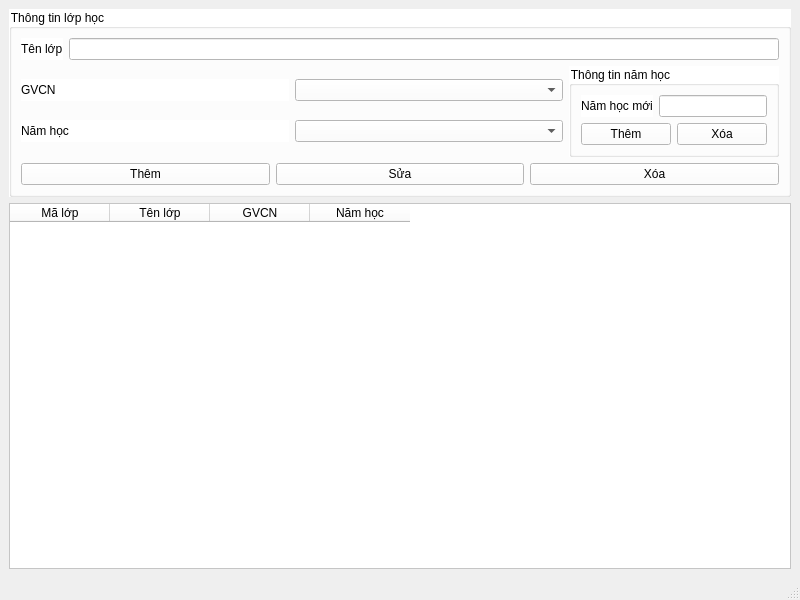
Before: the Qt Designer form HongGrader/quanlylophoc.ui in vumari/HongGrader, drawn with Qt 5.
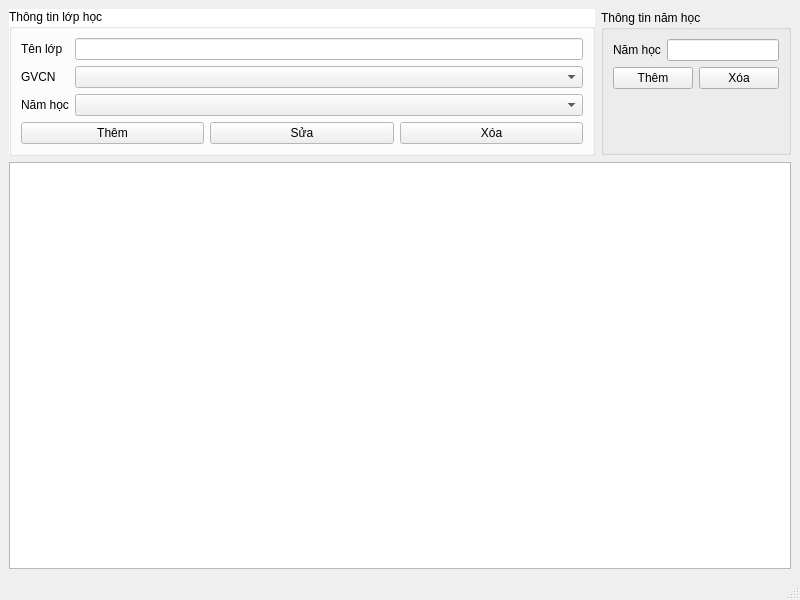
After: the same form once the commit is applied.

Diff of the .ui file:
```diff
--- a/HongGrader/quanlylophoc.ui
+++ b/HongGrader/quanlylophoc.ui
@@ -14,88 +14,106 @@
    <string>Quản lý lớp học</string>
   </property>
   <widget class="QWidget" name="centralwidget">
-   <layout class="QVBoxLayout" name="verticalLayout_2">
-    <item>
+   <layout class="QGridLayout" name="gridLayout">
+    <item row="0" column="0">
      <widget class="QGroupBox" name="groupBox">
-      <property name="styleSheet">
-       <string notr="true">background-color: rgb(255, 255, 255);</string>
+      <property name="palette">
+       <palette>
+        <active>
+         <colorrole role="Window">
+          <brush brushstyle="SolidPattern">
+           <color alpha="255">
+            <red>255</red>
+            <green>255</green>
+            <blue>255</blue>
+           </color>
+          </brush>
+         </colorrole>
+        </active>
+        <inactive>
+         <colorrole role="Window">
+          <brush brushstyle="SolidPattern">
+           <color alpha="255">
+            <red>255</red>
+            <green>255</green>
+            <blue>255</blue>
+           </color>
+          </brush>
+         </colorrole>
+        </inactive>
+        <disabled>
+         <colorrole role="Base">
+          <brush brushstyle="SolidPattern">
+           <color alpha="255">
+            <red>255</red>
+            <green>255</green>
+            <blue>255</blue>
+           </color>
+          </brush>
+         </colorrole>
+         <colorrole role="Window">
+          <brush brushstyle="SolidPattern">
+           <color alpha="255">
+            <red>255</red>
+            <green>255</green>
+            <blue>255</blue>
+           </color>
+          </brush>
+         </colorrole>
+        </disabled>
+       </palette>
+      </property>
+      <property name="autoFillBackground">
+       <bool>true</bool>
       </property>
       <property name="title">
        <string>Thông tin lớp học</string>
       </property>
-      <layout class="QGridLayout" name="gridLayout_2">
-       <item row="1" column="1">
-        <widget class="QGroupBox" name="groupBox_2">
-         <property name="sizePolicy">
-          <sizepolicy hsizetype="Fixed" vsizetype="Preferred">
-           <horstretch>0</horstretch>
-           <verstretch>0</verstretch>
-          </sizepolicy>
+      <layout class="QFormLayout" name="formLayout">
+       <item row="0" column="0">
+        <widget class="QLabel" name="label">
+         <property name="text">
+          <string>Tên lớp</string>
          </property>
-         <property name="title">
-          <string>Thông tin năm học</string>
+         <property name="buddy">
+          <cstring>LEten</cstring>
          </property>
-         <layout class="QVBoxLayout" name="verticalLayout">
-          <item>
-           <layout class="QHBoxLayout" name="horizontalLayout">
-            <item>
-             <widget class="QLabel" name="label_4">
-              <property name="text">
-               <string>Năm học mới</string>
-              </property>
-             </widget>
-            </item>
-            <item>
-             <widget class="QLineEdit" name="LEnamhocmoi"/>
-            </item>
-           </layout>
-          </item>
-          <item>
-           <layout class="QHBoxLayout" name="horizontalLayout_2">
-            <item>
-             <widget class="QPushButton" name="BTthemnamhoc">
-              <property name="text">
-               <string>Thêm</string>
-              </property>
-             </widget>
-            </item>
-            <item>
-             <widget class="QPushButton" name="BTxoanamhoc">
-              <property name="text">
-               <string>Xóa</string>
-              </property>
-             </widget>
-            </item>
-           </layout>
-          </item>
-         </layout>
+        </widget>
+       </item>
+       <item row="0" column="1">
+        <widget class="QLineEdit" name="LEten">
+         <property name="maxLength">
+          <number>20</number>
+         </property>
         </widget>
        </item>
        <item row="1" column="0">
-        <layout class="QGridLayout" name="gridLayout">
-         <item row="0" column="0">
-          <widget class="QLabel" name="label_2">
-           <property name="text">
-            <string>GVCN</string>
-           </property>
-          </widget>
-         </item>
-         <item row="0" column="1">
-          <widget class="QComboBox" name="CBgvcn"/>
-         </item>
-         <item row="2" column="0">
-          <widget class="QLabel" name="label_3">
-           <property name="text">
-            <string>Năm học</string>
-           </property>
-          </widget>
-         </item>
-         <item row="2" column="1">
-          <widget class="QComboBox" name="CBnamhoc"/>
-         </item>
-        </layout>
+        <widget class="QLabel" name="label_2">
+         <property name="text">
+          <string>GVCN</string>
+         </property>
+         <property name="buddy">
+          <cstring>CBgvcn</cstring>
+         </property>
+        </widget>
        </item>
-       <item row="2" column="0" colspan="2">
+       <item row="1" column="1">
+        <widget class="QComboBox" name="CBgvcn"/>
+       </item>
+       <item row="2" column="0">
+        <widget class="QLabel" name="label_3">
+         <property name="text">
+          <string>Năm học</string>
+         </property>
+         <property name="buddy">
+          <cstring>CBnamhoc</cstring>
+         </property>
+        </widget>
+       </item>
+       <item row="2" column="1">
+        <widget class="QComboBox" name="CBnamhoc"/>
+       </item>
+       <item row="3" column="0" colspan="2">
         <layout class="QHBoxLayout" name="horizontalLayout_6">
          <item>
           <widget class="QPushButton" name="BTthem">
@@ -120,48 +138,106 @@
          </item>
         </layout>
        </item>
-       <item row="0" column="0" colspan="2">
-        <layout class="QHBoxLayout" name="horizontalLayout_3">
-         <item>
-          <widget class="QLabel" name="label">
-           <property name="text">
-            <string>Tên lớp</string>
-           </property>
-          </widget>
-         </item>
-         <item>
-          <widget class="QLineEdit" name="LEten"/>
-         </item>
-        </layout>
-       </item>
       </layout>
      </widget>
     </item>
-    <item>
-     <widget class="QTableWidget" name="tablelophoc">
-      <property name="styleSheet">
-       <string notr="true">background-color: rgb(255, 255, 255);</string>
+    <item row="0" column="1">
+     <layout class="QVBoxLayout" name="verticalLayout">
+      <item>
+       <spacer name="verticalSpacer">
+        <property name="orientation">
+         <enum>Qt::Orientation::Vertical</enum>
+        </property>
+        <property name="sizeType">
+         <enum>QSizePolicy::Policy::Preferred</enum>
+        </property>
+        <property name="sizeHint" stdset="0">
+         <size>
+          <width>20</width>
+          <height>1</height>
+         </size>
+        </property>
+       </spacer>
+      </item>
+      <item>
+       <widget class="QGroupBox" name="groupBox_2">
+        <property name="sizePolicy">
+         <sizepolicy hsizetype="Fixed" vsizetype="Preferred">
+          <horstretch>0</horstretch>
+          <verstretch>0</verstretch>
+         </sizepolicy>
+        </property>
+        <property name="title">
+         <string>Thông tin năm học</string>
+        </property>
+        <layout class="QFormLayout" name="formLayout_2">
+         <item row="0" column="0">
+          <widget class="QLabel" name="label_4">
+           <property name="text">
+            <string>Năm học</string>
+           </property>
+           <property name="buddy">
+            <cstring>LEnamhocmoi</cstring>
+           </property>
+          </widget>
+         </item>
+         <item row="0" column="1">
+          <widget class="QLineEdit" name="LEnamhocmoi">
+           <property name="maxLength">
+            <number>30</number>
+           </property>
+          </widget>
+         </item>
+         <item row="1" column="0" colspan="2">
+          <layout class="QHBoxLayout" name="horizontalLayout">
+           <item>
+            <widget class="QPushButton" name="BTthemnamhoc">
+             <property name="text">
+              <string>Thêm</string>
+             </property>
+            </widget>
+           </item>
+           <item>
+            <widget class="QPushButton" name="BTxoanamhoc">
+             <property name="text">
+              <string>Xóa</string>
+             </property>
+            </widget>
+           </item>
+          </layout>
+         </item>
+        </layout>
+       </widget>
+      </item>
+      <item>
+       <spacer name="verticalSpacer_2">
+        <property name="orientation">
+         <enum>Qt::Orientation::Vertical</enum>
+        </property>
+        <property name="sizeType">
+         <enum>QSizePolicy::Policy::Preferred</enum>
+        </property>
+        <property name="sizeHint" stdset="0">
+         <size>
+          <width>20</width>
+          <height>1</height>
+         </size>
+        </property>
+       </spacer>
+      </item>
+     </layout>
+    </item>
+    <item row="1" column="0" colspan="2">
+     <widget class="QTableView" name="tablelophoc">
+      <property name="editTriggers">
+       <set>QAbstractItemView::EditTrigger::NoEditTriggers</set>
       </property>
-      <column>
-       <property name="text">
-        <string>Mã lớp</string>
-       </property>
-      </column>
-      <column>
-       <property name="text">
-        <string>Tên lớp</string>
-       </property>
-      </column>
-      <column>
-       <property name="text">
-        <string>GVCN</string>
-       </property>
-      </column>
-      <column>
-       <property name="text">
-        <string>Năm học</string>
-       </property>
-      </column>
+      <property name="selectionMode">
+       <enum>QAbstractItemView::SelectionMode::SingleSelection</enum>
+      </property>
+      <property name="selectionBehavior">
+       <enum>QAbstractItemView::SelectionBehavior::SelectRows</enum>
+      </property>
      </widget>
     </item>
    </layout>
```
Left out of the diff: 14 changed lines with no effect on the pictures.
